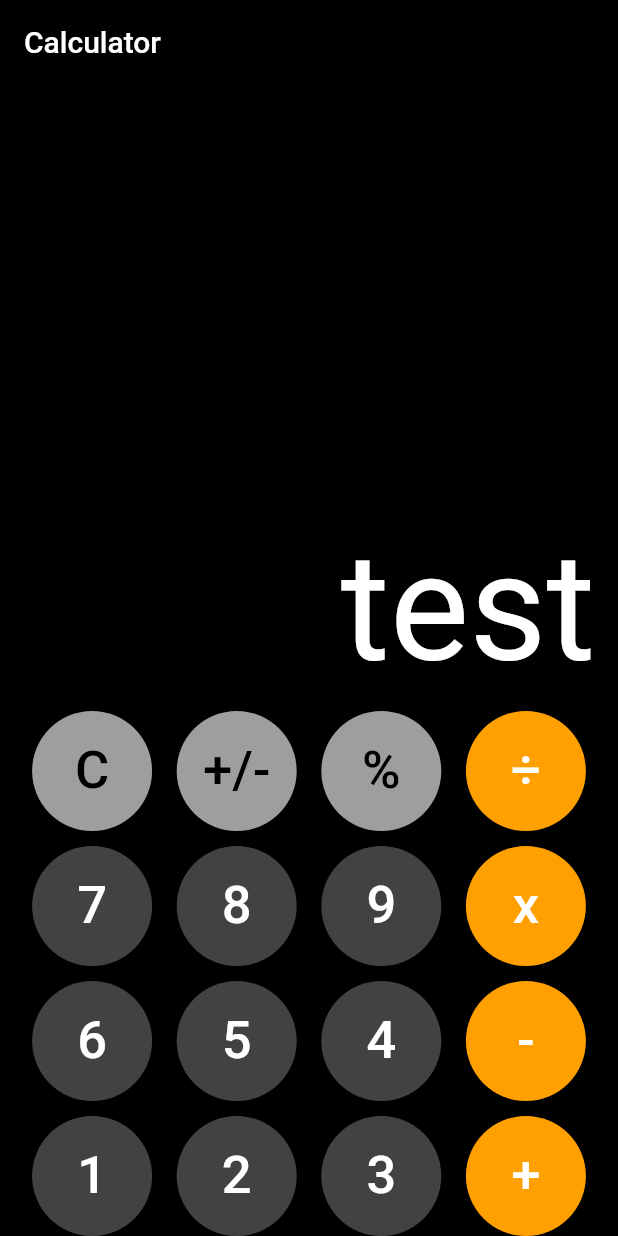
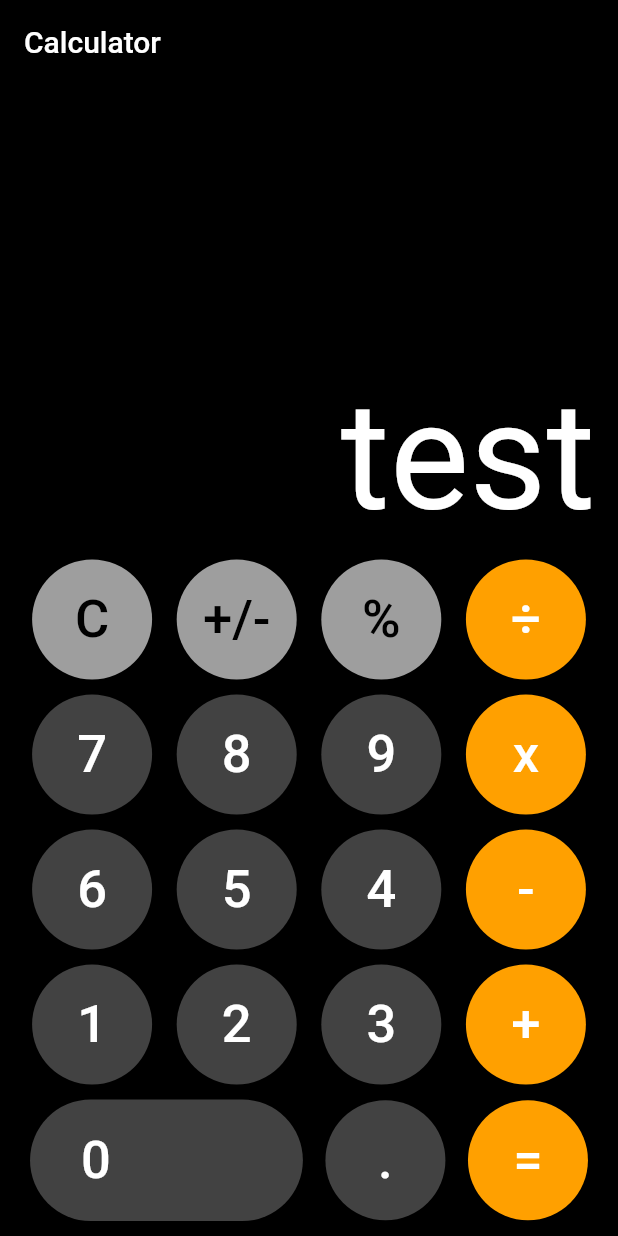
Before and after one commit to maxime9446/CalculatriceFlutter, a Flutter app: the screen it shows after launch, on a phone screen of 412 x 824 dp. Run offline on Flutter 3.47's test engine with Material 2 defaults, Android fonts, the phone set to English and light mode, and no system bars.

Commit message:
add all buttons

```diff
--- a/lib/main.dart
+++ b/lib/main.dart
@@ -114,6 +114,34 @@ class _CalculatorState extends State<Calculator> {
                 calcbuttom('+', Colors.amber.shade700, Colors.white),
               ],
             ),
+             const SizedBox(
+              height: 10,
+            ),
+ Row(
+              mainAxisAlignment: MainAxisAlignment.spaceEvenly,
+              children: [
+                ElevatedButton(
+                  style: ElevatedButton.styleFrom(
+                    primary: Colors.grey.shade800,
+                    shape: const StadiumBorder(),
+                    padding: const EdgeInsets.fromLTRB(34, 20, 128, 20),
+                  ),
+                  onPressed: () {},
+                  child: const Text(
+                    '0',
+                    style: TextStyle(
+                      fontSize: 35,
+                      color: Colors.white,
+                    ),
+                  ),
+                ),
+                calcbuttom('.', Colors.grey.shade800, Colors.white),
+                calcbuttom('=', Colors.amber.shade700, Colors.white),
+              ],
+            ),
+                        const SizedBox(
+              height: 10,
+            ),
           ],
         ),
 
```
